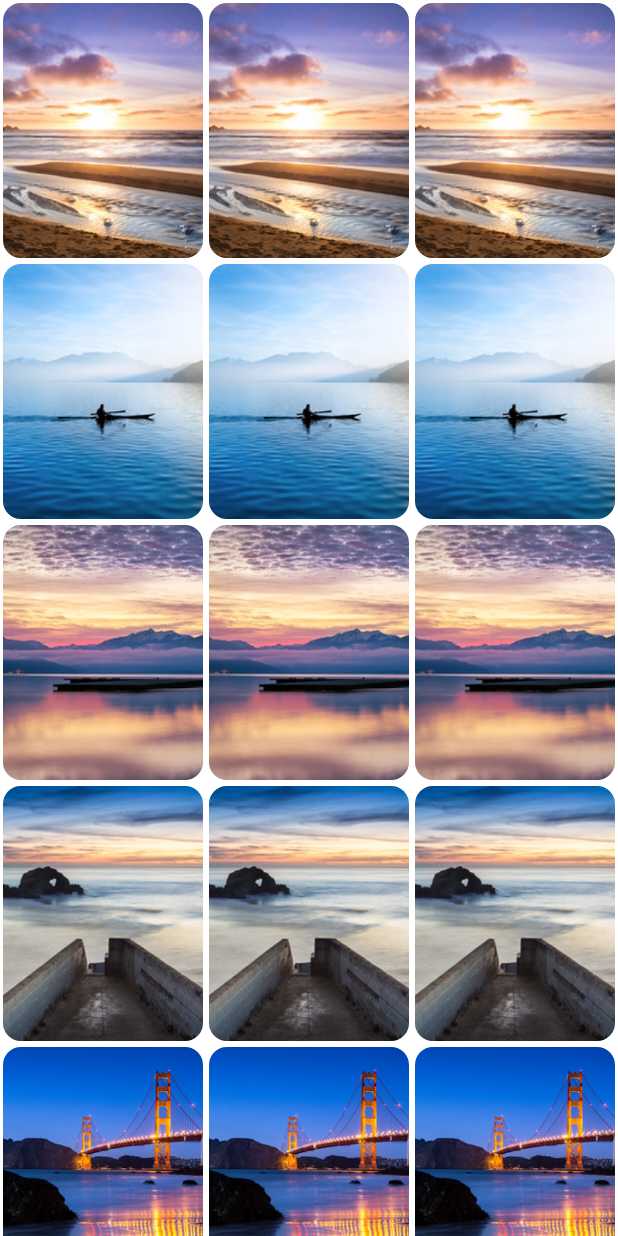
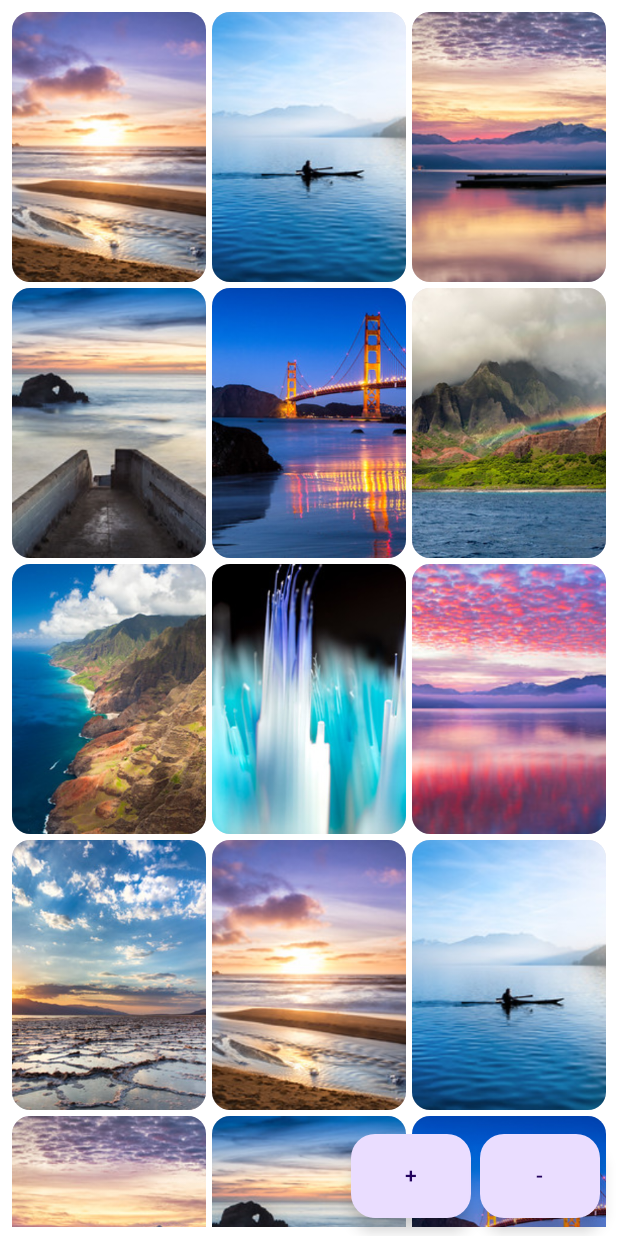
Before and after one commit to Junha-Jang/madcamp-proj1, an Android app built with Jetpack Compose: the @Preview function Tab2ScreenPreview, on a phone screen of 412 x 824 dp. Run offline under Robolectric (Android 15) with nearby library versions, the phone set to English and light mode, and no system bars.

Commit message:
feat(tab2): add zoom in/out

```diff
--- a/app/src/main/java/com/example/madcamp_proj1/Tab2Screen.kt
+++ b/app/src/main/java/com/example/madcamp_proj1/Tab2Screen.kt
@@ -1,15 +1,26 @@
 package com.example.madcamp_proj1
 
 import androidx.compose.foundation.Image
+import androidx.compose.foundation.layout.Arrangement
+import androidx.compose.foundation.layout.Box
 import androidx.compose.foundation.layout.Column
 import androidx.compose.foundation.layout.Row
+import androidx.compose.foundation.layout.Spacer
+import androidx.compose.foundation.layout.fillMaxSize
 import androidx.compose.foundation.layout.fillMaxWidth
 import androidx.compose.foundation.layout.height
 import androidx.compose.foundation.layout.padding
+import androidx.compose.foundation.layout.size
 import androidx.compose.foundation.lazy.LazyColumn
-import androidx.compose.foundation.lazy.items
 import androidx.compose.material3.Card
+import androidx.compose.material3.ExtendedFloatingActionButton
+import androidx.compose.material3.Text
 import androidx.compose.runtime.Composable
+import androidx.compose.runtime.getValue
+import androidx.compose.runtime.mutableStateOf
+import androidx.compose.runtime.remember
+import androidx.compose.runtime.setValue
+import androidx.compose.ui.Alignment
 import androidx.compose.ui.Modifier
 import androidx.compose.ui.layout.ContentScale
 import androidx.compose.ui.res.painterResource
@@ -20,65 +31,12 @@ import com.example.madcamp_proj1.model.GalleryImage
 
 @Composable
 fun Tab2Screen(modifier: Modifier = Modifier) {
-    /*
-    Text(
-        text = "This is Tab2",
-        modifier = modifier
-    )
-    LazyColumn {
-        item { ImageRow() }
-        item { ImageRow() }
-        item { ImageRow() }
-        item { ImageRow() }
-        item { ImageRow() }
-        item { ImageRow() }
-        item { ImageRow() }
-    }
-    */
-
-    GalleryImageList(
+    GalleryImageGrid(
         galleryImageList = Datasource().loadGalleryImages(),
         modifier = modifier
     )
 }
-/*
-@Composable
-fun ImageRow(modifier: Modifier = Modifier) {
-    Row {
-        ImageCard(
-            imageResourceId = R.drawable.ic_task_completed,
-            contentDescription = "wow",
-            modifier = Modifier.weight(1f)
-        )
-        ImageCard(
-            imageResourceId = R.drawable.ic_task_completed,
-            contentDescription = "wow",
-            modifier = Modifier.weight(1f)
-        )
-        ImageCard(
-            imageResourceId = R.drawable.ic_task_completed,
-            contentDescription = "wow",
-            modifier = Modifier.weight(1f)
-        )
-    }
-}
 
-@Composable
-fun ImageCard(
-    imageResourceId: Int,
-    contentDescription: String,
-    modifier: Modifier = Modifier
-) {
-    Card(modifier = modifier.padding(8.dp)) {
-        Image(
-            painter = painterResource(imageResourceId),
-            contentDescription = contentDescription,
-            modifier = modifier.padding(8.dp),
-            contentScale = ContentScale.Crop
-        )
-    }
-}
-*/
 @Preview(showBackground = true)
 @Composable
 fun Tab2ScreenPreview() {
@@ -86,15 +44,65 @@ fun Tab2ScreenPreview() {
 }
 
 @Composable
-fun GalleryImageCard(galleryImage: GalleryImage, modifier: Modifier = Modifier) {
+private fun GalleryImageGrid(
+    galleryImageList: List<GalleryImage>,
+    modifier: Modifier = Modifier,
+) {
+    var colNumber by remember { mutableStateOf(3) }
+
+    Box(modifier = modifier.padding(6.dp)) {
+        LazyColumn(
+            modifier = Modifier.fillMaxSize()
+        ) {
+            item {
+                for (i in galleryImageList.indices step colNumber) {
+                    Row(modifier = Modifier.fillMaxWidth()) {
+                        for (j in 0 until colNumber) {
+                            val imageIndex: Int = i + j
+                            val galleryImage: GalleryImage =
+                                if (imageIndex < galleryImageList.size) galleryImageList[imageIndex]
+                                else GalleryImage(null)
+                            GalleryImageCard(
+                                galleryImage = galleryImage,
+                                colNumber = colNumber,
+                                modifier = Modifier.weight(1f)
+                            )
+                        }
+                    }
+                }
+            }
+        }
+        Row(
+            verticalAlignment = Alignment.Bottom,
+            horizontalArrangement = Arrangement.End,
+            modifier = Modifier.fillMaxSize().padding(6.dp)
+        ) {
+            ExtendedFloatingActionButton(onClick = { if (colNumber > 1) colNumber-- }) {
+                Text(text = "+")
+            }
+            Spacer(modifier = Modifier.size(6.dp))
+            ExtendedFloatingActionButton(onClick = { if (colNumber < 8) colNumber++ }) {
+                Text(text = "-")
+            }
+        }
+    }
+}
+
+@Composable
+fun GalleryImageCard(
+    galleryImage: GalleryImage,
+    modifier: Modifier = Modifier,
+    colNumber: Int = 1
+) {
+
     Card(modifier = modifier.padding(2.dp)) {
         Column {
             Image(
-                painter = painterResource(galleryImage.imageResourceId),
+                painter = painterResource(galleryImage.imageResourceId ?: R.drawable.ic_task_completed)  ,
                 contentDescription = null,//stringResource(galleryImage.stringResourceId),
                 modifier = Modifier
                     .fillMaxWidth()
-                    .height(170.dp),
+                    .height((540 / colNumber).dp),
                 contentScale = ContentScale.Crop
             )
             /*
@@ -108,28 +116,6 @@ fun GalleryImageCard(galleryImage: GalleryImage, modifier: Modifier = Modifier)
     }
 }
 
-@Composable
-private fun GalleryImageList(galleryImageList: List<GalleryImage>, modifier: Modifier = Modifier) {
-    LazyColumn(modifier = modifier) {
-        items(galleryImageList){ galleryImage ->
-            Row(modifier = Modifier.fillMaxWidth()) {
-                GalleryImageCard(
-                    galleryImage = galleryImage,
-                    modifier = Modifier.weight(1f)
-                )
-                GalleryImageCard(
-                    galleryImage = galleryImage,
-                    modifier = Modifier.weight(1f)
-                )
-                GalleryImageCard(
-                    galleryImage = galleryImage,
-                    modifier = Modifier.weight(1f)
-                )
-            }
-        }
-    }
-}
-
 @Preview
 @Composable
 private fun GalleryCardPreview() {
--- a/app/src/main/java/com/example/madcamp_proj1/data/Datasource.kt
+++ b/app/src/main/java/com/example/madcamp_proj1/data/Datasource.kt
@@ -3,9 +3,59 @@ package com.example.madcamp_proj1.data
 import com.example.madcamp_proj1.R
 import com.example.madcamp_proj1.model.GalleryImage
 
-class Datasource() {
+class Datasource {
     fun loadGalleryImages(): List<GalleryImage> {
-        return listOf<GalleryImage>(
+        return listOf(
+            GalleryImage(R.drawable.image1),
+            GalleryImage(R.drawable.image2),
+            GalleryImage(R.drawable.image3),
+            GalleryImage(R.drawable.image4),
+            GalleryImage(R.drawable.image5),
+            GalleryImage(R.drawable.image6),
+            GalleryImage(R.drawable.image7),
+            GalleryImage(R.drawable.image8),
+            GalleryImage(R.drawable.image9),
+            GalleryImage(R.drawable.image10),
+            GalleryImage(R.drawable.image1),
+            GalleryImage(R.drawable.image2),
+            GalleryImage(R.drawable.image3),
+            GalleryImage(R.drawable.image4),
+            GalleryImage(R.drawable.image5),
+            GalleryImage(R.drawable.image6),
+            GalleryImage(R.drawable.image7),
+            GalleryImage(R.drawable.image8),
+            GalleryImage(R.drawable.image9),
+            GalleryImage(R.drawable.image10),
+            GalleryImage(R.drawable.image1),
+            GalleryImage(R.drawable.image2),
+            GalleryImage(R.drawable.image3),
+            GalleryImage(R.drawable.image4),
+            GalleryImage(R.drawable.image5),
+            GalleryImage(R.drawable.image6),
+            GalleryImage(R.drawable.image7),
+            GalleryImage(R.drawable.image8),
+            GalleryImage(R.drawable.image9),
+            GalleryImage(R.drawable.image10),
+            GalleryImage(R.drawable.image1),
+            GalleryImage(R.drawable.image2),
+            GalleryImage(R.drawable.image3),
+            GalleryImage(R.drawable.image4),
+            GalleryImage(R.drawable.image5),
+            GalleryImage(R.drawable.image6),
+            GalleryImage(R.drawable.image7),
+            GalleryImage(R.drawable.image8),
+            GalleryImage(R.drawable.image9),
+            GalleryImage(R.drawable.image10),
+            GalleryImage(R.drawable.image1),
+            GalleryImage(R.drawable.image2),
+            GalleryImage(R.drawable.image3),
+            GalleryImage(R.drawable.image4),
+            GalleryImage(R.drawable.image5),
+            GalleryImage(R.drawable.image6),
+            GalleryImage(R.drawable.image7),
+            GalleryImage(R.drawable.image8),
+            GalleryImage(R.drawable.image9),
+            GalleryImage(R.drawable.image10),
             GalleryImage(R.drawable.image1),
             GalleryImage(R.drawable.image2),
             GalleryImage(R.drawable.image3),
--- a/app/src/main/java/com/example/madcamp_proj1/model/GalleryImage.kt
+++ b/app/src/main/java/com/example/madcamp_proj1/model/GalleryImage.kt
@@ -4,6 +4,6 @@ import androidx.annotation.DrawableRes
 import androidx.annotation.StringRes
 
 data class GalleryImage(
-    @DrawableRes val imageResourceId: Int
+    @DrawableRes val imageResourceId: Int?
     //@StringRes val stringResourceId: Int
 )
```
